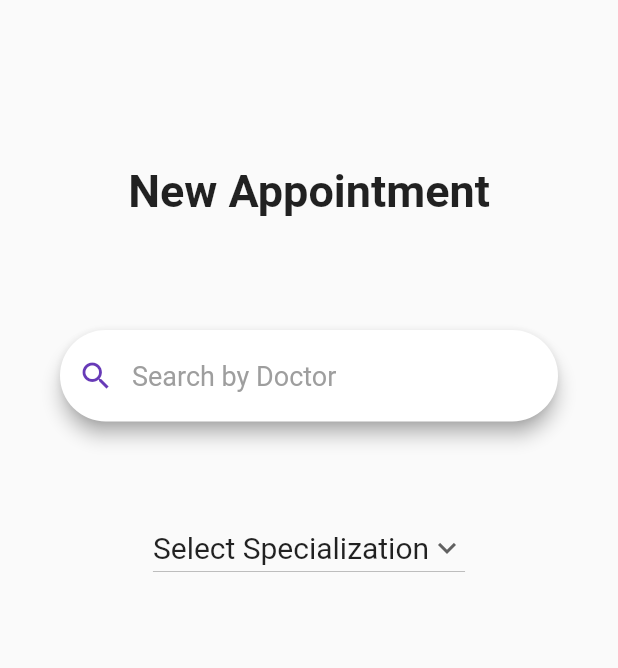
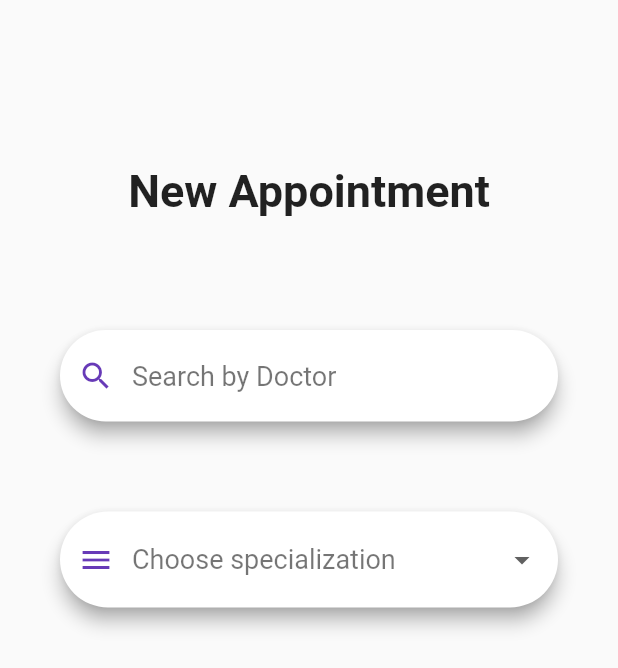
Before and after one commit to maansiarora/SEPT-Project--Almost-5, a Flutter app: the MynewAppointment widget shown alone on an empty page, opened directly, on a phone screen of 412 x 824 dp. Shown: the top 668 px of the screen. Run offline on Flutter 3.47's test engine with Material 2 defaults, Android fonts, the light colour scheme and no system bars.

Commit message:
new appointment dropdown complete

```diff
--- a/frontend/lib/main.dart
+++ b/frontend/lib/main.dart
@@ -10,7 +10,7 @@
 import 'pages/bookingMain.dart';
 import 'pages/newAppointment.dart';
 
-void main() => runApp(MaterialApp(initialRoute: '/loginSignUp', routes: {
+void main() => runApp(MaterialApp(initialRoute: '/bookingMain', routes: {
       '/choiceLogin': (context) => const choiceLogin(),
       '/doctorSignUp': (context) => const doctorSignUp(),
       '/patientSignUp': (context) => const patientSignUp(),
--- a/frontend/lib/pages/bookingMain.dart
+++ b/frontend/lib/pages/bookingMain.dart
@@ -1,4 +1,5 @@
 import 'package:flutter/material.dart';
+import 'newAppointment.dart';
 
 void main() => runApp(const bookingMain());
 
@@ -51,7 +52,13 @@
                 height: 70,
                 padding: const EdgeInsets.fromLTRB(30, 20, 30, 0),
                 child: ElevatedButton(
-                  onPressed: () {},
+                  onPressed: () {
+                    Navigator.push(
+                      context,
+                      MaterialPageRoute(
+                          builder: (context) => const newAppointment()),
+                    );
+                  },
                   style: ElevatedButton.styleFrom(
                     shape: RoundedRectangleBorder(
                       borderRadius: BorderRadius.circular(15.0),
--- a/frontend/lib/pages/newAppointment.dart
+++ b/frontend/lib/pages/newAppointment.dart
@@ -26,28 +26,14 @@
   State<MynewAppointment> createState() => _MynewAppointment();
 }
 
+String dropdownValue = 'Choose specialization';
+
 class _MynewAppointment extends State<MynewAppointment> {
-  TextEditingController nameController = TextEditingController();
-  TextEditingController passwordController = TextEditingController();
-
-  String dropdownvalue = 'Select Specialization';
-
-  // List of items in our dropdown menu
-  var items = [
-    'Select Specialization',
-    'Item 1',
-    'Item 2',
-    'Item 3',
-    'Item 4',
-    'Item 5',
-  ];
-
   @override
   Widget build(BuildContext context) {
     return Padding(
         padding: const EdgeInsets.all(10),
-        child: ListView(
-          children: <Widget>[
+        child: ListView(children: <Widget>[
           Container(
               alignment: Alignment.center,
               padding: const EdgeInsets.fromLTRB(30, 100, 30, 35),
@@ -80,7 +66,7 @@
                                 borderSide: BorderSide.none),
                             hintText: 'Search by Doctor',
                             hintStyle: const TextStyle(
-                                  color: Colors.grey, fontSize: 18),
+                                color: Colors.black54, fontSize: 18),
                             prefixIcon: const Padding(
                               padding: EdgeInsets.all(10),
                               child: Icon(
@@ -94,37 +80,54 @@
           Container(
               alignment: Alignment.center,
               padding: const EdgeInsets.fromLTRB(30, 30, 30, 30),
-              child: DropdownButton(
-                // Initial Value
-
-                value: dropdownvalue,
-
-                // Down Arrow Icon
-                icon: const Icon(Icons.keyboard_arrow_down),
-
-                // Array list of items
-                items: items.map((String items) {
-                  return DropdownMenuItem(
-                    value: items,
+              child: Row(
+                children: [
+                  Flexible(
+                      flex: 1,
+                      child: Material(
+                          color: Colors.transparent,
+                          borderRadius: BorderRadius.circular(60),
+                          elevation: 5.0,
+                          shadowColor: Colors.grey,
+                          child: DropdownButtonFormField(
+                            decoration: InputDecoration(
+                                fillColor: Colors.white,
+                                filled: true,
+                                border: OutlineInputBorder(
+                                    borderRadius: BorderRadius.circular(60),
+                                    borderSide: BorderSide.none),
+                                prefixIcon: const Padding(
+                                  padding: EdgeInsets.all(10),
+                                  child: Icon(
+                                    Icons.menu,
+                                    color: Colors.deepPurple,
+                                  ),
+                                )),
+                            dropdownColor: Colors.white,
+                            borderRadius: BorderRadius.circular(20),
+                            value: dropdownValue,
+                            onChanged: (String? newValue) {
+                              setState(() {
+                                dropdownValue = newValue!;
+                              });
+                            },
+                            items: <String>[
+                              'Choose specialization',
+                              'General Practitioner',
+                              'Dentist'
+                            ].map<DropdownMenuItem<String>>((String value) {
+                              return DropdownMenuItem<String>(
+                                value: value,
                                 child: Text(
-                      items,
+                                  value,
                                   style: const TextStyle(
-                        fontSize: 20,
-                        fontWeight: FontWeight.w400,
-                      ),
+                                      fontSize: 18, color: Colors.black54),
                                 ),
                               );
                             }).toList(),
-                // After selecting the desired option,it will
-                // change button value to selected value
-                onChanged: (String? newValue) {
-                  setState(() {
-                    dropdownvalue = newValue!;
-                  });
-                },
-              ),
-            ),
+                          )))
                 ],
-        ));
+              ))
+        ]));
   }
 }
```
Also changed, not shown: frontend/pubspec.lock. Lines whose indentation alone changed are shown as unchanged.
